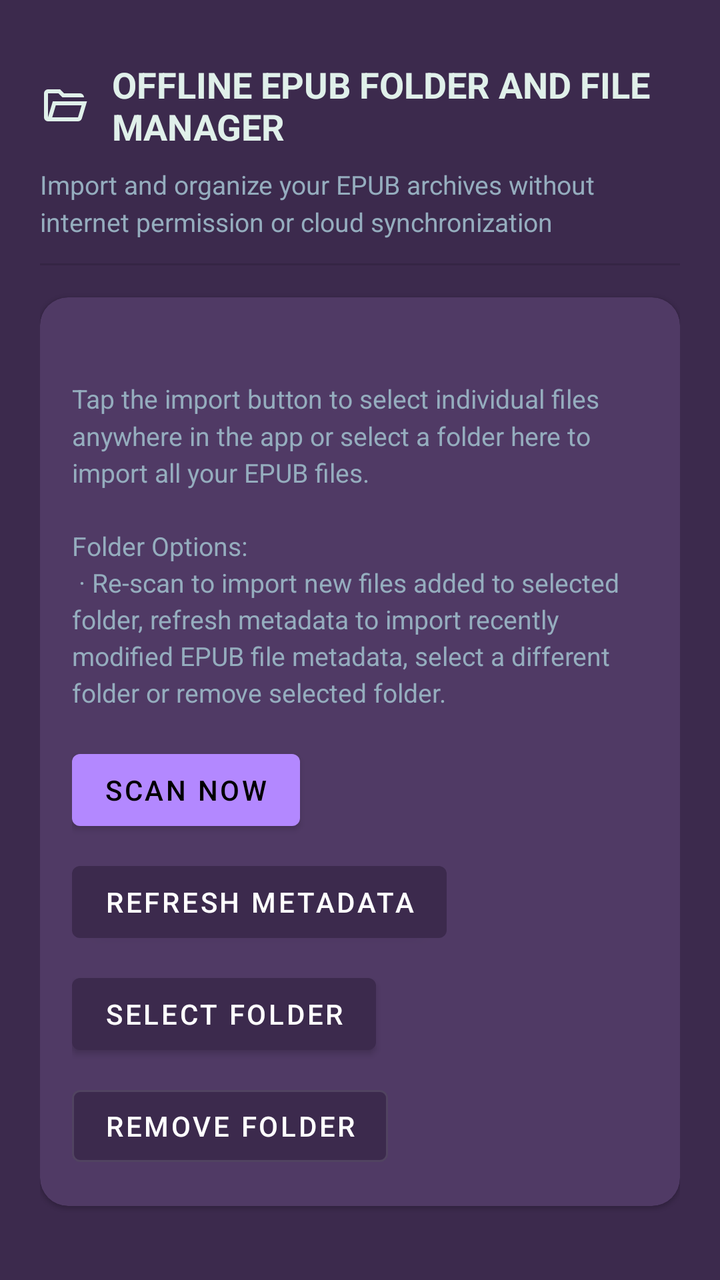
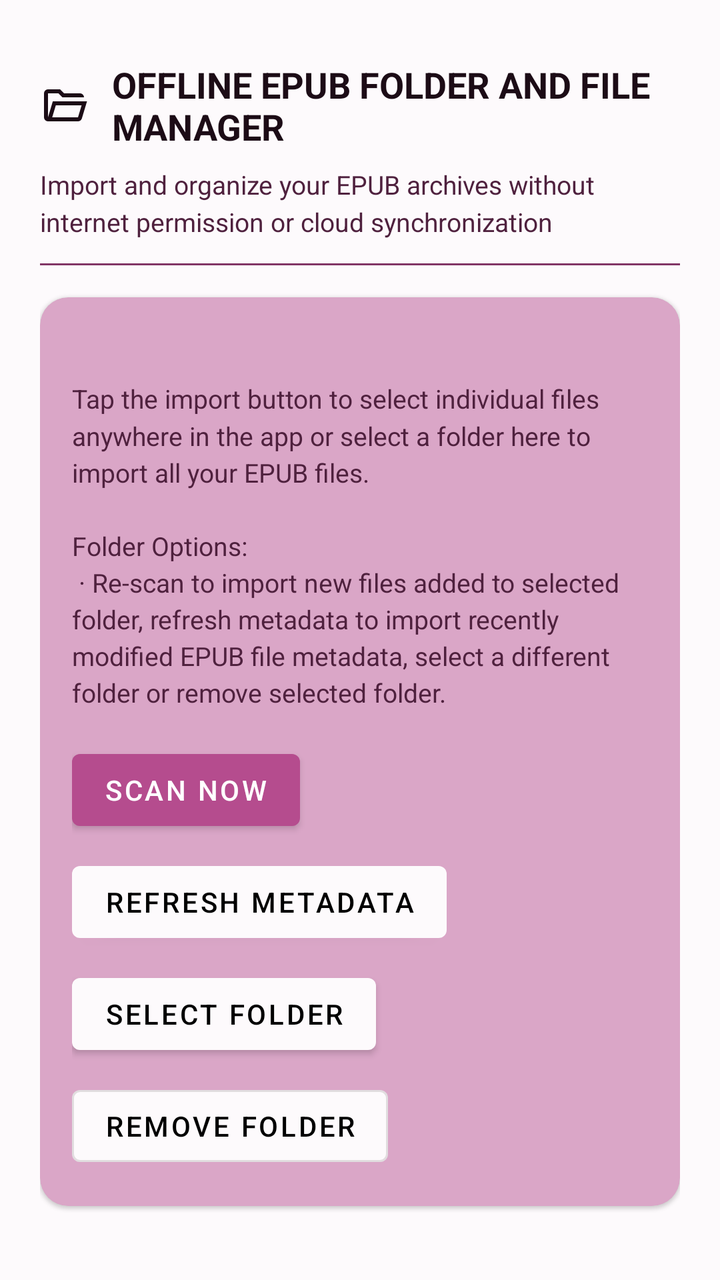

Screens rendered from an Android XML layout before and after an edit, with the pre-edit source and the edit as a unified diff.
<!-- AndroidManifest.xml: application theme Theme.EpubReader -->
<!-- res/layout/view_main_folders.xml -->
<?xml version="1.0" encoding="utf-8"?>
<androidx.core.widget.NestedScrollView xmlns:android="http://schemas.android.com/apk/res/android"
    xmlns:app="http://schemas.android.com/apk/res-auto"
    android:id="@+id/foldersScroll"
    android:layout_width="match_parent"
    android:layout_height="match_parent"
    android:clipToPadding="false"
    android:fillViewport="true"
    android:overScrollMode="never"
    android:paddingBottom="@dimen/app_screen_end_padding">

    <LinearLayout
        android:layout_width="match_parent"
        android:layout_height="wrap_content"
        android:orientation="vertical"
        android:paddingStart="@dimen/app_row_content_padding_h"
        android:paddingEnd="@dimen/app_row_content_padding_h"
        android:paddingTop="@dimen/app_screen_start_below_header">

        
        <LinearLayout
            android:layout_width="match_parent"
            android:layout_height="wrap_content"
            android:orientation="vertical"
            android:layout_marginBottom="12dp">

            <LinearLayout
                android:layout_width="match_parent"
                android:layout_height="wrap_content"
                android:gravity="center_vertical"
                android:orientation="horizontal">

                <ImageView
                    android:layout_width="24dp"
                    android:layout_height="24dp"
                    android:contentDescription="@null"
                    android:src="@drawable/ic_folder"
                    app:tint="@color/palette_mint" />

                <TextView
                    android:layout_width="wrap_content"
                    android:layout_height="wrap_content"
                    android:layout_marginStart="12dp"
                    android:text="@string/folder_heading_title"
                    android:textColor="@color/palette_mint"
                    android:textSize="18sp"
                    android:textStyle="bold" />
            </LinearLayout>

            <TextView
                android:layout_width="match_parent"
                android:layout_height="wrap_content"
                android:layout_marginTop="8dp"
                android:text="@string/folder_heading_subtitle"
                android:textColor="@color/palette_slate"
                android:textSize="13sp"
                android:lineSpacingMultiplier="1.2" />
        </LinearLayout>

        
        <View
            android:layout_width="match_parent"
            android:layout_height="1dp"
            android:layout_marginBottom="16dp"
            android:background="?attr/dividerHorizontal" />

        
        <com.google.android.material.card.MaterialCardView
            style="@style/Widget.MaterialComponents.CardView"
            android:layout_width="match_parent"
            android:layout_height="wrap_content"
            android:layout_marginBottom="16dp"
            app:cardBackgroundColor="?attr/colorSurface"
            app:cardCornerRadius="14dp"
            app:cardElevation="1dp">

            <LinearLayout
                android:layout_width="match_parent"
                android:layout_height="wrap_content"
                android:orientation="vertical"
                android:padding="16dp">

                <TextView
                    android:id="@+id/tvFolderTitle"
                    android:layout_width="match_parent"
                    android:layout_height="wrap_content"
                    android:textColor="@color/palette_mint"
                    android:textSize="16sp"
                    android:textStyle="bold" />

                <TextView
                    android:id="@+id/tvFolderHint"
                    android:layout_width="match_parent"
                    android:layout_height="wrap_content"
                    android:layout_marginTop="4dp"
                    android:text="@string/folder_hint"
                    android:textColor="@color/palette_slate"
                    android:textSize="13sp"
                    android:lineSpacingMultiplier="1.2" />

                <com.google.android.material.button.MaterialButton
                    android:id="@+id/btnScanNow"
                    style="@style/Widget.EpubReader.FolderButton.ScanNow"
                    android:layout_width="wrap_content"
                    android:layout_height="wrap_content"
                    android:text="@string/folder_scan_now" />

                <com.google.android.material.button.MaterialButton
                    android:id="@+id/btnRefreshMetadata"
                    style="@style/Widget.EpubReader.FolderButton.RefreshMetadata"
                    android:layout_width="wrap_content"
                    android:layout_height="wrap_content"
                    android:text="@string/folder_refresh_metadata" />

                <com.google.android.material.button.MaterialButton
                    android:id="@+id/btnSelectFolder"
                    style="@style/Widget.EpubReader.FolderButton.SelectFolder"
                    android:layout_width="wrap_content"
                    android:layout_height="wrap_content"
                    android:text="@string/folder_select" />

                <com.google.android.material.button.MaterialButton
                    android:id="@+id/btnRemoveFolder"
                    style="@style/Widget.EpubReader.FolderButton.RemoveFolder"
                    android:layout_width="wrap_content"
                    android:layout_height="wrap_content"
                    android:text="@string/folder_remove" />
            </LinearLayout>
        </com.google.android.material.card.MaterialCardView>

    </LinearLayout>
</androidx.core.widget.NestedScrollView>
<!-- resources referenced by this layout -->
<resources>
  <color name="palette_mint">#E0F0EA</color>
  <color name="palette_slate">#95ADBE</color>
  <!-- drawable ic_folder (drawable) -->
  <?xml version="1.0" encoding="utf-8"?>
  <vector xmlns:android="http://schemas.android.com/apk/res/android"
      android:width="24dp"
      android:height="24dp"
      android:viewportWidth="24"
      android:viewportHeight="24">
  
      <path
          android:fillColor="@android:color/white"
          android:pathData="M 4,20 q -0.825,0 -1.4125,-0.5875 T 2,18 v -12 q 0,-0.825 0.5875,-1.4125 T 4,4 h 6 l 2,2 h 8 q 0.825,0 1.4125,0.5875 T 22,8 H 11.175 l -2,-2 H 4 v 12 l 2.4,-8 h 17.1 L 20.925,18.575 q -0.2,0.65 -0.7375,1.0375 T 19,20 H 4 Z m 2.1,-2 h 12.9 l 1.8,-6 H 7.9 l -1.8,6 Z m 0,0 1.8,-6 -1.8,6 Z m -2.1,-10 v -2 2 Z" />
  
  </vector>
  <style name="Widget.EpubReader.FolderButton.RefreshMetadata" parent="Widget.MaterialComponents.Button">
          <item name="android:layout_width">wrap_content</item>
          <item name="android:layout_height">wrap_content</item>
          <item name="android:layout_marginTop">8dp</item>
          <item name="android:textSize">14sp</item>
          <item name="android:textColor">@color/white</item>
          <item name="backgroundTint">@color/dark_bg</item>
      </style>
  <style name="Widget.EpubReader.FolderButton.RemoveFolder" parent="Widget.MaterialComponents.Button.OutlinedButton">
          <item name="android:layout_width">wrap_content</item>
          <item name="android:layout_height">wrap_content</item>
          <item name="android:layout_marginTop">8dp</item>
          <item name="android:textSize">14sp</item>
          <item name="android:textColor">@color/white</item>
          <item name="backgroundTint">@color/dark_bg</item>
      </style>
  <style name="Widget.EpubReader.FolderButton.ScanNow" parent="Widget.MaterialComponents.Button">
          <item name="android:layout_width">wrap_content</item>
          <item name="android:layout_height">wrap_content</item>
          <item name="android:layout_marginTop">16dp</item>
          <item name="android:textSize">14sp</item>
          <item name="android:textColor">@color/black</item>
          <item name="backgroundTint">@color/accent_pop</item>
      </style>
  <style name="Widget.EpubReader.FolderButton.SelectFolder" parent="Widget.MaterialComponents.Button">
          <item name="android:layout_width">wrap_content</item>
          <item name="android:layout_height">wrap_content</item>
          <item name="android:layout_marginTop">8dp</item>
          <item name="android:textSize">14sp</item>
          <item name="android:textColor">@color/white</item>
          <item name="backgroundTint">@color/dark_bg</item>
      </style>
  <style name="Theme.EpubReader" parent="Theme.MaterialComponents.DayNight.NoActionBar">
          <item name="android:windowBackground">@color/dark_bg</item>
          <item name="android:statusBarColor">@color/black</item>
          <item name="android:navigationBarColor">@color/black</item>
          <item name="android:windowLightStatusBar">false</item>
          <item name="android:windowLightNavigationBar" tools:targetApi="o_mr1">false</item>
          <item name="colorPrimary">@color/accent</item>
          <item name="colorPrimaryVariant">@color/accent_dark</item>
          <item name="colorOnPrimary">@color/white</item>
          <item name="colorSecondary">@color/secondary</item>
          <item name="colorOnSecondary">@color/white</item>
          <item name="android:colorBackground">@color/dark_bg</item>
          <item name="colorSurface">@color/dark_surface</item>
          <item name="colorOnSurface">@color/dark_text</item>
          <item name="android:textColorPrimary">@color/dark_text</item>
          <item name="android:textColorSecondary">@color/dark_text_muted</item>
          <item name="colorControlNormal">@color/white</item>
          <item name="toolbarStyle">@style/Widget.EpubReader.Toolbar</item>
          <item name="drawerArrowStyle">@style/Widget.EpubReader.DrawerArrowToggle</item>
      </style>
  <color name="white">#FFFFFF</color>
  <color name="dark_bg">@color/palette_eggplant</color>
  <color name="black">#000000</color>
  <color name="accent_pop">@color/palette_violet</color>
  <color name="accent">@color/palette_plum</color>
  <color name="accent_dark">@color/palette_purple</color>
  <color name="secondary">@color/palette_slate</color>
  <color name="dark_surface">@color/palette_plum</color>
  <color name="dark_text">@color/palette_mint</color>
  <color name="dark_text_muted">@color/palette_slate</color>
  <style name="Widget.EpubReader.Toolbar" parent="Widget.MaterialComponents.Toolbar">
          <item name="titleTextColor">?android:textColorPrimary</item>
          <item name="subtitleTextColor">?android:textColorSecondary</item>
          <item name="navigationIconTint">?android:textColorPrimary</item>
          <item name="actionMenuTextColor">?android:textColorPrimary</item>
      </style>
  <style name="Widget.EpubReader.DrawerArrowToggle" parent="Widget.AppCompat.DrawerArrowToggle">
          <item name="color">?android:textColorPrimary</item>
      </style>
  <color name="palette_eggplant">#3C2A4D</color>
  <color name="palette_violet">#B388FF</color>
  <color name="palette_plum">#503A65</color>
  <color name="palette_purple">#574F7D</color>
  <!-- unchanged entries left out for length: 10 -->
</resources>

<!-- the commit's change to res/layout/view_main_folders.xml (unified diff, before → after) -->
@@ -62,7 +62,7 @@
             android:layout_width="match_parent"
             android:layout_height="1dp"
             android:layout_marginBottom="16dp"
-            android:background="?attr/dividerHorizontal" />
+            android:background="@color/palette_purple" />
 
         
         <com.google.android.material.card.MaterialCardView
@@ -70,7 +70,7 @@
             android:layout_width="match_parent"
             android:layout_height="wrap_content"
             android:layout_marginBottom="16dp"
-            app:cardBackgroundColor="?attr/colorSurface"
+            app:cardBackgroundColor="@color/palette_plum"
             app:cardCornerRadius="14dp"
             app:cardElevation="1dp">
 
<!-- resource entries referenced after the edit -->
@@ -1,7 +1,7 @@
 <!-- resources referenced by this layout -->
 <resources>
-  <color name="palette_mint">#E0F0EA</color>
-  <color name="palette_slate">#95ADBE</color>
+  <color name="palette_mint">@color/palette_china</color>
+  <color name="palette_slate">@color/palette_dusty_rose</color>
   <!-- drawable ic_folder (drawable) -->
   <?xml version="1.0" encoding="utf-8"?>
   <vector xmlns:android="http://schemas.android.com/apk/res/android"
@@ -11,7 +11,7 @@
       android:viewportHeight="24">
   
       <path
-          android:fillColor="@android:color/white"
+          android:fillColor="@color/white"
           android:pathData="M 4,20 q -0.825,0 -1.4125,-0.5875 T 2,18 v -12 q 0,-0.825 0.5875,-1.4125 T 4,4 h 6 l 2,2 h 8 q 0.825,0 1.4125,0.5875 T 22,8 H 11.175 l -2,-2 H 4 v 12 l 2.4,-8 h 17.1 L 20.925,18.575 q -0.2,0.65 -0.7375,1.0375 T 19,20 H 4 Z m 2.1,-2 h 12.9 l 1.8,-6 H 7.9 l -1.8,6 Z m 0,0 1.8,-6 -1.8,6 Z m -2.1,-10 v -2 2 Z" />
   
   </vector>
@@ -21,7 +21,7 @@
           <item name="android:layout_marginTop">8dp</item>
           <item name="android:textSize">14sp</item>
           <item name="android:textColor">@color/white</item>
-          <item name="backgroundTint">@color/dark_bg</item>
+          <item name="backgroundTint">@color/palette_eggplant</item>
       </style>
   <style name="Widget.EpubReader.FolderButton.RemoveFolder" parent="Widget.MaterialComponents.Button.OutlinedButton">
           <item name="android:layout_width">wrap_content</item>
@@ -29,7 +29,7 @@
           <item name="android:layout_marginTop">8dp</item>
           <item name="android:textSize">14sp</item>
           <item name="android:textColor">@color/white</item>
-          <item name="backgroundTint">@color/dark_bg</item>
+          <item name="backgroundTint">@color/palette_eggplant</item>
       </style>
   <style name="Widget.EpubReader.FolderButton.ScanNow" parent="Widget.MaterialComponents.Button">
           <item name="android:layout_width">wrap_content</item>
@@ -37,7 +37,7 @@
           <item name="android:layout_marginTop">16dp</item>
           <item name="android:textSize">14sp</item>
           <item name="android:textColor">@color/black</item>
-          <item name="backgroundTint">@color/accent_pop</item>
+          <item name="backgroundTint">@color/palette_violet</item>
       </style>
   <style name="Widget.EpubReader.FolderButton.SelectFolder" parent="Widget.MaterialComponents.Button">
           <item name="android:layout_width">wrap_content</item>
@@ -45,51 +45,53 @@
           <item name="android:layout_marginTop">8dp</item>
           <item name="android:textSize">14sp</item>
           <item name="android:textColor">@color/white</item>
-          <item name="backgroundTint">@color/dark_bg</item>
+          <item name="backgroundTint">@color/palette_eggplant</item>
       </style>
   <style name="Theme.EpubReader" parent="Theme.MaterialComponents.DayNight.NoActionBar">
-          <item name="android:windowBackground">@color/dark_bg</item>
+          <item name="android:windowBackground">@color/palette_eggplant</item>
           <item name="android:statusBarColor">@color/black</item>
           <item name="android:navigationBarColor">@color/black</item>
           <item name="android:windowLightStatusBar">false</item>
           <item name="android:windowLightNavigationBar" tools:targetApi="o_mr1">false</item>
-          <item name="colorPrimary">@color/accent</item>
-          <item name="colorPrimaryVariant">@color/accent_dark</item>
+          <item name="android:windowNoTitle">true</item>
+          <item name="android:windowContentOverlay">@null</item>
+          <item name="android:enforceStatusBarContrast" tools:targetApi="q">false</item>
+          <item name="android:enforceNavigationBarContrast" tools:targetApi="q">false</item>
+          <item name="colorPrimary">@color/palette_plum</item>
+          <item name="colorPrimaryVariant">@color/palette_purple</item>
           <item name="colorOnPrimary">@color/white</item>
-          <item name="colorSecondary">@color/secondary</item>
+          <item name="colorSecondary">@color/palette_slate</item>
           <item name="colorOnSecondary">@color/white</item>
-          <item name="android:colorBackground">@color/dark_bg</item>
-          <item name="colorSurface">@color/dark_surface</item>
-          <item name="colorOnSurface">@color/dark_text</item>
-          <item name="android:textColorPrimary">@color/dark_text</item>
-          <item name="android:textColorSecondary">@color/dark_text_muted</item>
+          <item name="android:colorBackground">@color/palette_eggplant</item>
+          <item name="colorSurface">@color/palette_plum</item>
+          <item name="colorOnSurface">@color/palette_mint</item>
+          <item name="android:textColorPrimary">@color/palette_mint</item>
+          <item name="android:textColorSecondary">@color/palette_slate</item>
           <item name="colorControlNormal">@color/white</item>
           <item name="toolbarStyle">@style/Widget.EpubReader.Toolbar</item>
           <item name="drawerArrowStyle">@style/Widget.EpubReader.DrawerArrowToggle</item>
       </style>
-  <color name="white">#FFFFFF</color>
-  <color name="dark_bg">@color/palette_eggplant</color>
-  <color name="black">#000000</color>
-  <color name="accent_pop">@color/palette_violet</color>
-  <color name="accent">@color/palette_plum</color>
-  <color name="accent_dark">@color/palette_purple</color>
-  <color name="secondary">@color/palette_slate</color>
-  <color name="dark_surface">@color/palette_plum</color>
-  <color name="dark_text">@color/palette_mint</color>
-  <color name="dark_text_muted">@color/palette_slate</color>
+  <color name="palette_china">#1c0c16</color>
+  <color name="palette_copper_rose">#daa6c7</color>
+  <color name="palette_rose_water">#823666</color>
+  <color name="palette_dusty_rose">#4f213e</color>
+  <color name="white">#000000</color>
+  <color name="black">#FFFFFF</color>
   <style name="Widget.EpubReader.Toolbar" parent="Widget.MaterialComponents.Toolbar">
-          <item name="titleTextColor">?android:textColorPrimary</item>
-          <item name="subtitleTextColor">?android:textColorSecondary</item>
-          <item name="navigationIconTint">?android:textColorPrimary</item>
-          <item name="actionMenuTextColor">?android:textColorPrimary</item>
+          <item name="titleTextColor">@color/palette_mint</item>
+          <item name="subtitleTextColor">@color/palette_slate</item>
+          <item name="navigationIconTint">@color/palette_mint</item>
+          <item name="actionMenuTextColor">@color/palette_mint</item>
       </style>
   <style name="Widget.EpubReader.DrawerArrowToggle" parent="Widget.AppCompat.DrawerArrowToggle">
-          <item name="color">?android:textColorPrimary</item>
+          <item name="color">@color/palette_mint</item>
       </style>
-  <color name="palette_eggplant">#3C2A4D</color>
-  <color name="palette_violet">#B388FF</color>
-  <color name="palette_plum">#503A65</color>
-  <color name="palette_purple">#574F7D</color>
+  <color name="palette_plum_wine">#fdfafc</color>
+  <color name="palette_blush_mauve">#b54c8e</color>
+  <color name="palette_eggplant">@color/palette_plum_wine</color>
+  <color name="palette_violet">@color/palette_blush_mauve</color>
+  <color name="palette_plum">@color/palette_copper_rose</color>
+  <color name="palette_purple">@color/palette_rose_water</color>
   <!-- unchanged entries left out for length: 10 -->
 </resources>
 
